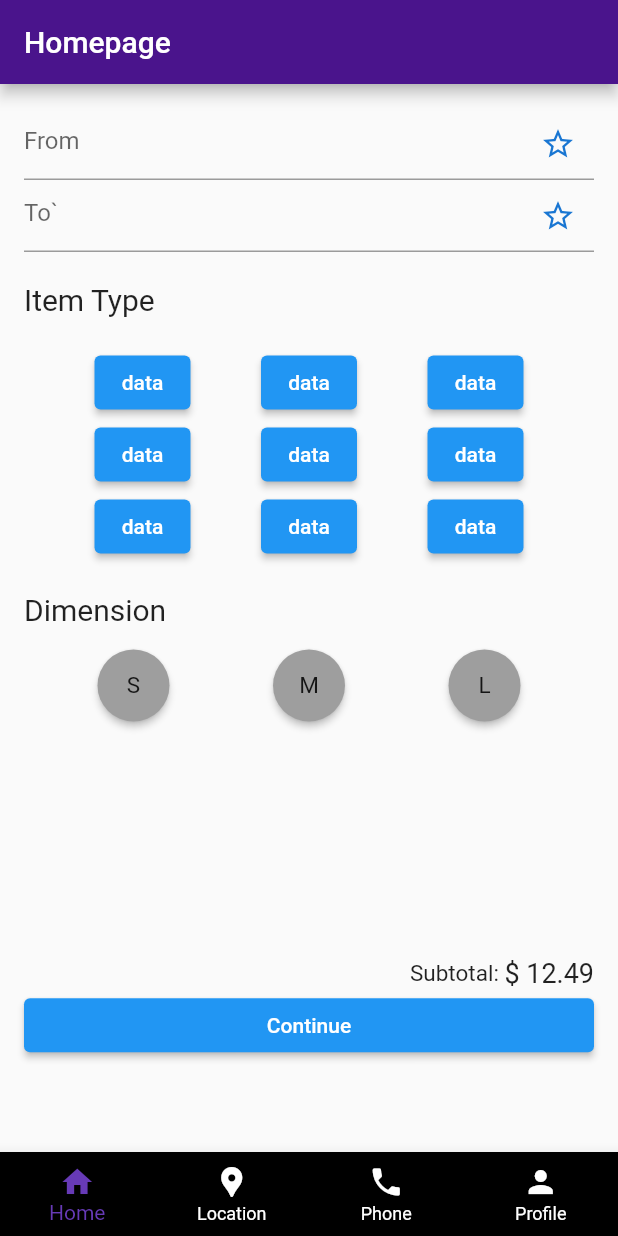
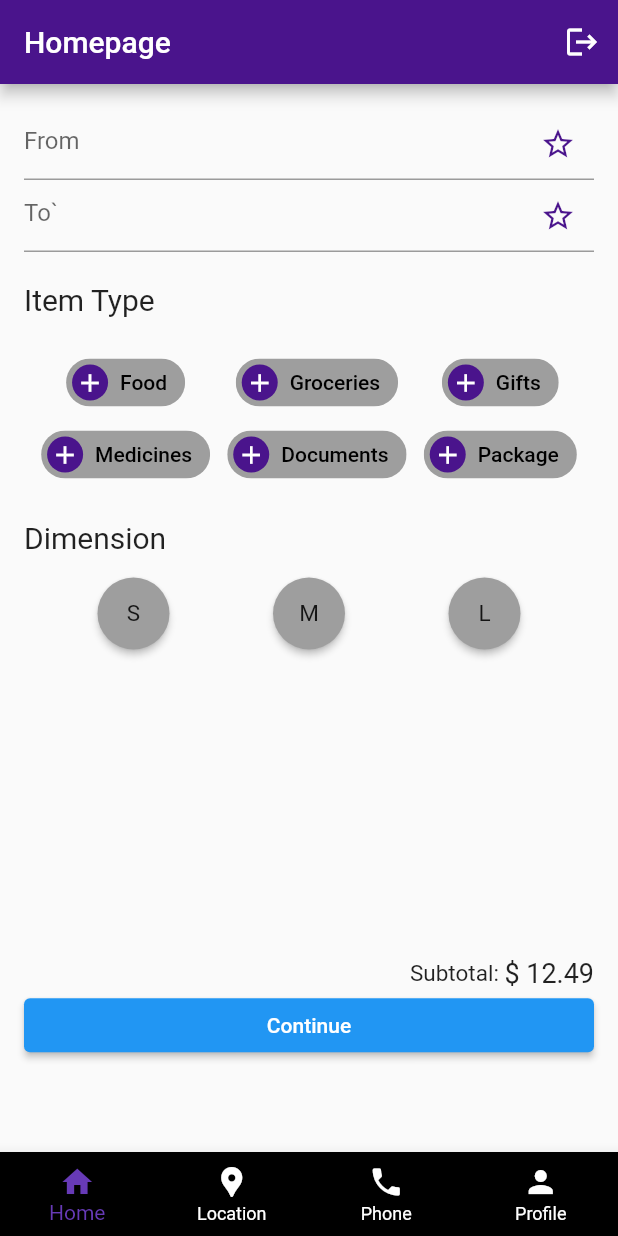
Before and after one commit to transportersssc/transporters-android, a Flutter app: the Homepage screen opened directly, on a phone screen of 412 x 824 dp. Run offline on Flutter 3.47's test engine with Material 2 defaults, Android fonts, the phone set to English and light mode, and no system bars; our stand-ins replace firebase_core, firebase_messaging, flutter_local_notifications, flutter_mobx, flutter_secure_storage, flutter_svg and 3 more; accounts and stored records are empty; generated files the repository leaves out were written again.

Commit message:
MobX and GetIt integration

```diff
--- a/transporters_android/lib/components/address_bar/address_bar.dart
+++ b/transporters_android/lib/components/address_bar/address_bar.dart
@@ -1,4 +1,5 @@
 import 'package:flutter/material.dart';
+import 'package:transporters_android/constants.dart';
 import 'autocomplete.dart';
 
 class AddressBar extends StatefulWidget {
@@ -37,7 +38,7 @@ class _AddressBarState extends State<AddressBar> {
               isFavorite ? Icons.star : Icons.star_border_outlined,
               color: isFavorite
                   ? Color.fromARGB(255, 255, 198, 54)
-                  : Theme.of(context).primaryColorDark,
+                  : primaryColor,
             ),
             onPressed: () {
               setState(() {
--- /dev/null
+++ b/transporters_android/lib/components/type_selector/type_selector.dart
@@ -0,0 +1,176 @@
+import 'package:flutter/material.dart';
+import 'package:flutter_mobx/flutter_mobx.dart';
+import 'package:get_it/get_it.dart';
+import 'package:transporters_android/stores/item_type_store.dart';
+
+import '../../constants.dart';
+
+class TypeSelector extends StatelessWidget {
+  final ItemTypeStore store = GetIt.instance<ItemTypeStore>();
+  TypeSelector({super.key});
+
+  @override
+  Widget build(BuildContext context) {
+    return Row(
+      mainAxisAlignment: MainAxisAlignment.spaceEvenly,
+      children: [
+        Column(
+          children: [
+            Observer(
+              builder: (_) => ActionChip(
+                label: const Text('Food'),
+                backgroundColor:
+                    store.foodSelected ? primaryColor : Colors.grey,
+                labelStyle: TextStyle(
+                    color: store.foodSelected ? Colors.white : Colors.black),
+                avatar: CircleAvatar(
+                  backgroundColor:
+                      store.foodSelected ? Colors.white : primaryColor,
+                  child: Icon(
+                    store.foodSelected ? Icons.check : Icons.add,
+                    color:
+                        store.foodSelected ? Colors.purple[900] : Colors.white,
+                    size: 20.0,
+                  ),
+                ),
+                iconTheme: IconThemeData(
+                  color: store.foodSelected ? Colors.blue : Colors.black,
+                ),
+                onPressed: store.toggleFoodSelected,
+              ),
+            ),
+            Observer(
+              builder: (_) => ActionChip(
+                label: const Text('Medicines'),
+                backgroundColor:
+                    store.medicineSelected ? primaryColor : Colors.grey,
+                labelStyle: TextStyle(
+                    color:
+                        store.medicineSelected ? Colors.white : Colors.black),
+                avatar: CircleAvatar(
+                  backgroundColor:
+                      store.medicineSelected ? Colors.white : primaryColor,
+                  child: Icon(
+                    store.medicineSelected ? Icons.check : Icons.add,
+                    color: store.medicineSelected
+                        ? Colors.purple[900]
+                        : Colors.white,
+                    size: 20.0,
+                  ),
+                ),
+                iconTheme: IconThemeData(
+                  color: store.medicineSelected ? Colors.blue : Colors.black,
+                ),
+                onPressed: store.toggleMedicineSelected,
+              ),
+            ),
+          ],
+        ),
+        Column(
+          children: [
+            Observer(
+              builder: (_) => ActionChip(
+                label: const Text('Groceries'),
+                backgroundColor:
+                    store.grocerySelected ? primaryColor : Colors.grey,
+                labelStyle: TextStyle(
+                    color: store.grocerySelected ? Colors.white : Colors.black),
+                avatar: CircleAvatar(
+                  backgroundColor:
+                      store.grocerySelected ? Colors.white : primaryColor,
+                  child: Icon(
+                    store.grocerySelected ? Icons.check : Icons.add,
+                    color: store.grocerySelected
+                        ? Colors.purple[900]
+                        : Colors.white,
+                    size: 20.0,
+                  ),
+                ),
+                iconTheme: IconThemeData(
+                  color: store.grocerySelected ? Colors.blue : Colors.black,
+                ),
+                onPressed: store.toggleGrocerySelected,
+              ),
+            ),
+            Observer(
+              builder: (_) => ActionChip(
+                label: const Text('Documents'),
+                backgroundColor:
+                    store.documentSelected ? primaryColor : Colors.grey,
+                labelStyle: TextStyle(
+                    color:
+                        store.documentSelected ? Colors.white : Colors.black),
+                avatar: CircleAvatar(
+                  backgroundColor:
+                      store.documentSelected ? Colors.white : primaryColor,
+                  child: Icon(
+                    store.documentSelected ? Icons.check : Icons.add,
+                    color: store.documentSelected
+                        ? Colors.purple[900]
+                        : Colors.white,
+                    size: 20.0,
+                  ),
+                ),
+                iconTheme: IconThemeData(
+                  color: store.documentSelected ? Colors.blue : Colors.black,
+                ),
+                onPressed: store.toggleDocumentSelected,
+              ),
+            ),
+          ],
+        ),
+        Column(
+          children: [
+            Observer(
+              builder: (_) => ActionChip(
+                label: const Text('Gifts'),
+                backgroundColor:
+                    store.giftSelected ? primaryColor : Colors.grey,
+                labelStyle: TextStyle(
+                    color: store.giftSelected ? Colors.white : Colors.black),
+                avatar: CircleAvatar(
+                  backgroundColor:
+                      store.giftSelected ? Colors.white : primaryColor,
+                  child: Icon(
+                    store.giftSelected ? Icons.check : Icons.add,
+                    color:
+                        store.giftSelected ? Colors.purple[900] : Colors.white,
+                    size: 20.0,
+                  ),
+                ),
+                iconTheme: IconThemeData(
+                  color: store.giftSelected ? Colors.blue : Colors.black,
+                ),
+                onPressed: store.toggleGiftSelected,
+              ),
+            ),
+            Observer(
+              builder: (_) => ActionChip(
+                label: const Text('Package'),
+                backgroundColor:
+                    store.packageSelected ? primaryColor : Colors.grey,
+                labelStyle: TextStyle(
+                    color: store.packageSelected ? Colors.white : Colors.black),
+                avatar: CircleAvatar(
+                  backgroundColor:
+                      store.packageSelected ? Colors.white : primaryColor,
+                  child: Icon(
+                    store.packageSelected ? Icons.check : Icons.add,
+                    color: store.packageSelected
+                        ? Colors.purple[900]
+                        : Colors.white,
+                    size: 20.0,
+                  ),
+                ),
+                iconTheme: IconThemeData(
+                  color: store.packageSelected ? Colors.blue : Colors.black,
+                ),
+                onPressed: store.togglePackageSelected,
+              ),
+            ),
+          ],
+        ),
+      ],
+    );
+  }
+}
--- a/transporters_android/lib/constants.dart
+++ b/transporters_android/lib/constants.dart
@@ -2,7 +2,7 @@ import 'package:flutter/material.dart';
 
 const String apiKey = "AIzaSyB-ONpLU8kz0mL7v4uM5dL-Dyc97-QhsuA";
 
-const Color primaryColor = Color(0xFF006491);
+const Color primaryColor = Color(0xFF4A148C);
 const Color textColorLightTheme = Color(0xFF0D0D0E);
 
 const Color secondaryColor80LightTheme = Color(0xFF202225);
--- a/transporters_android/lib/views/additional_details.dart
+++ b/transporters_android/lib/views/additional_details.dart
@@ -51,7 +51,7 @@ class _AdditionalDetailsState extends State<AdditionalDetails> {
       if (value == "201") {
         Navigator.of(context).push(
           MaterialPageRoute(
-            builder: (context) => const Homepage(),
+            builder: (context) => Homepage(),
           ),
         );
       } else {
--- a/transporters_android/lib/views/home_page.dart
+++ b/transporters_android/lib/views/home_page.dart
@@ -1,17 +1,36 @@
 import 'package:flutter/material.dart';
+import 'package:flutter_secure_storage/flutter_secure_storage.dart';
+import 'package:get_it/get_it.dart';
 import 'package:transporters_android/components/address_bar/address_bar.dart';
+import 'package:transporters_android/components/type_selector/type_selector.dart';
+import 'package:transporters_android/stores/item_type_store.dart';
+import 'package:transporters_android/views/login.dart';
 
-class Homepage extends StatelessWidget {
+class Homepage extends StatefulWidget {
   const Homepage({super.key});
+
+  @override
+  State<Homepage> createState() => _HomepageState();
+}
+
+class _HomepageState extends State<Homepage> {
+  final ItemTypeStore store = GetIt.instance<ItemTypeStore>();
   @override
   Widget build(BuildContext context) {
     double height = MediaQuery.of(context).size.height * 0.81;
-    final _fromController = TextEditingController();
-    final _toController = TextEditingController();
+    final fromController = TextEditingController();
+    final toController = TextEditingController();
+
     return Scaffold(
       appBar: AppBar(
         title: const Text('Homepage'),
         automaticallyImplyLeading: false,
+        actions: [
+          IconButton(
+            icon: const Icon(Icons.logout),
+            onPressed: () => logoutUser(context),
+          ),
+        ],
       ),
       bottomNavigationBar: BottomNavigationBar(
         type: BottomNavigationBarType.fixed,
@@ -45,11 +64,11 @@ class Homepage extends StatelessWidget {
             child: Column(
               children: [
                 AddressBar(
-                  controller: _fromController,
+                  controller: fromController,
                   title: "From",
                 ),
                 AddressBar(
-                  controller: _toController,
+                  controller: toController,
                   title: "To`",
                 ),
                 const SizedBox(
@@ -67,59 +86,7 @@ class Homepage extends StatelessWidget {
                 const SizedBox(
                   height: 20.0,
                 ),
-                Row(
-                  mainAxisAlignment: MainAxisAlignment.spaceEvenly,
-                  children: [
-                    Column(
-                      children: [
-                        ElevatedButton(
-                          onPressed: () {},
-                          child: const Text('data'),
-                        ),
-                        ElevatedButton(
-                          onPressed: () {},
-                          child: const Text('data'),
-                        ),
-                        ElevatedButton(
-                          onPressed: () {},
-                          child: const Text('data'),
-                        ),
-                      ],
-                    ),
-                    Column(
-                      children: [
-                        ElevatedButton(
-                          onPressed: () {},
-                          child: const Text('data'),
-                        ),
-                        ElevatedButton(
-                          onPressed: () {},
-                          child: const Text('data'),
-                        ),
-                        ElevatedButton(
-                          onPressed: () {},
-                          child: const Text('data'),
-                        ),
-                      ],
-                    ),
-                    Column(
-                      children: [
-                        ElevatedButton(
-                          onPressed: () {},
-                          child: const Text('data'),
-                        ),
-                        ElevatedButton(
-                          onPressed: () {},
-                          child: const Text('data'),
-                        ),
-                        ElevatedButton(
-                          onPressed: () {},
-                          child: const Text('data'),
-                        ),
-                      ],
-                    ),
-                  ],
-                ),
+                TypeSelector(),
                 const SizedBox(
                   height: 20.0,
                 ),
@@ -173,7 +140,7 @@ class Homepage extends StatelessWidget {
                     ),
                   ],
                 ),
-                Spacer(),
+                const Spacer(),
                 Align(
                   alignment: FractionalOffset.bottomCenter,
                   child: Column(
@@ -201,7 +168,9 @@ class Homepage extends StatelessWidget {
                       SizedBox(
                         width: double.infinity,
                         child: ElevatedButton(
-                          onPressed: () {},
+                          onPressed: () {
+                            print(store.itemSelected.toList());
+                          },
                           child: const Text('Continue'),
                         ),
                       ),
@@ -215,4 +184,13 @@ class Homepage extends StatelessWidget {
       ),
     );
   }
+
+  void logoutUser(BuildContext context) async {
+    const storage = FlutterSecureStorage();
+    await storage.delete(key: 'token');
+    Navigator.pushReplacement(
+        context,
+        MaterialPageRoute(
+            builder: (BuildContext context) => const LoginPage()));
+  }
 }
--- a/transporters_android/lib/views/login.dart
+++ b/transporters_android/lib/views/login.dart
@@ -42,7 +42,7 @@ class _LoginPageState extends State<LoginPage> {
         await storage.write(key: 'token', value: decodedResponse['token']);
         Navigator.of(context).push(
           MaterialPageRoute(
-            builder: (context) => const Homepage(),
+            builder: (context) => Homepage(),
           ),
         );
       } else {
--- a/transporters_android/pubspec.yaml
+++ b/transporters_android/pubspec.yaml
@@ -46,6 +46,11 @@ dependencies:
   firebase_messaging: ^14.4.0
   firebase_core: ^2.9.0
   flutter_local_notifications: ^13.0.0
+  mobx: ^2.1.4
+  mobx_codegen: ^2.2.0
+  flutter_mobx: ^2.0.6+5
+  build_runner: ^2.3.3
+  get_it: ^7.2.0
 
 dev_dependencies:
   flutter_test:
```
Also changed, not shown: transporters_android/lib/main.dart (+25 -4 lines), transporters_android/lib/stores/item_type_store.dart (added, +88 -0 lines), transporters_android/lib/stores/item_type_store.g.dart (added), transporters_android/pubspec.lock.
